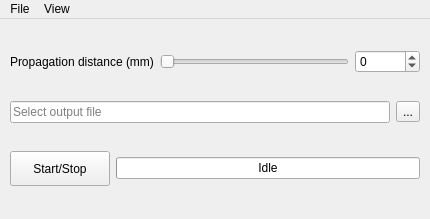
Old version of the form Holovibes/lightui.ui in the repository DigitalHolography/Holovibes.
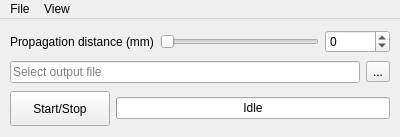
New version of the form. Custom widgets are drawn as their Qt base class.

Commit message: LightUI: record_output_file is set on launch again Window size and position are saved in user_settings

```diff
--- a/Holovibes/lightui.ui
+++ b/Holovibes/lightui.ui
@@ -6,8 +6,8 @@
    <rect>
     <x>0</x>
     <y>0</y>
-    <width>430</width>
-    <height>219</height>
+    <width>400</width>
+    <height>137</height>
    </rect>
   </property>
   <property name="minimumSize">
@@ -167,7 +167,7 @@
     <rect>
      <x>0</x>
      <y>0</y>
-     <width>430</width>
+     <width>400</width>
      <height>22</height>
     </rect>
    </property>
```
The commit also changes 4 other files.
